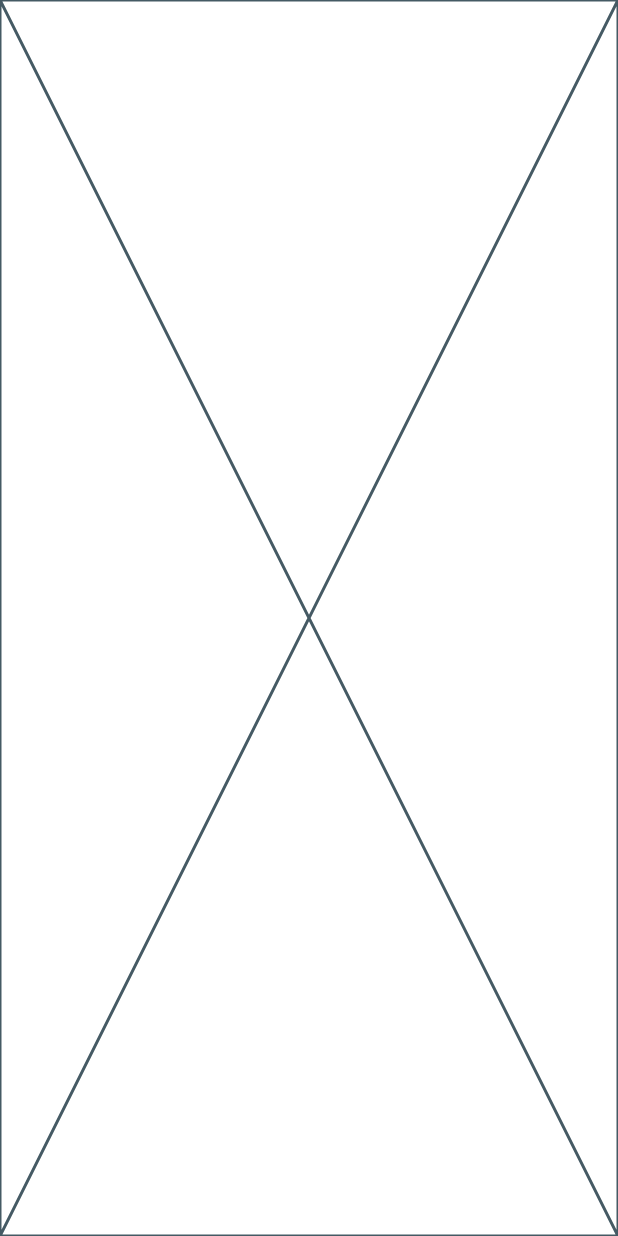
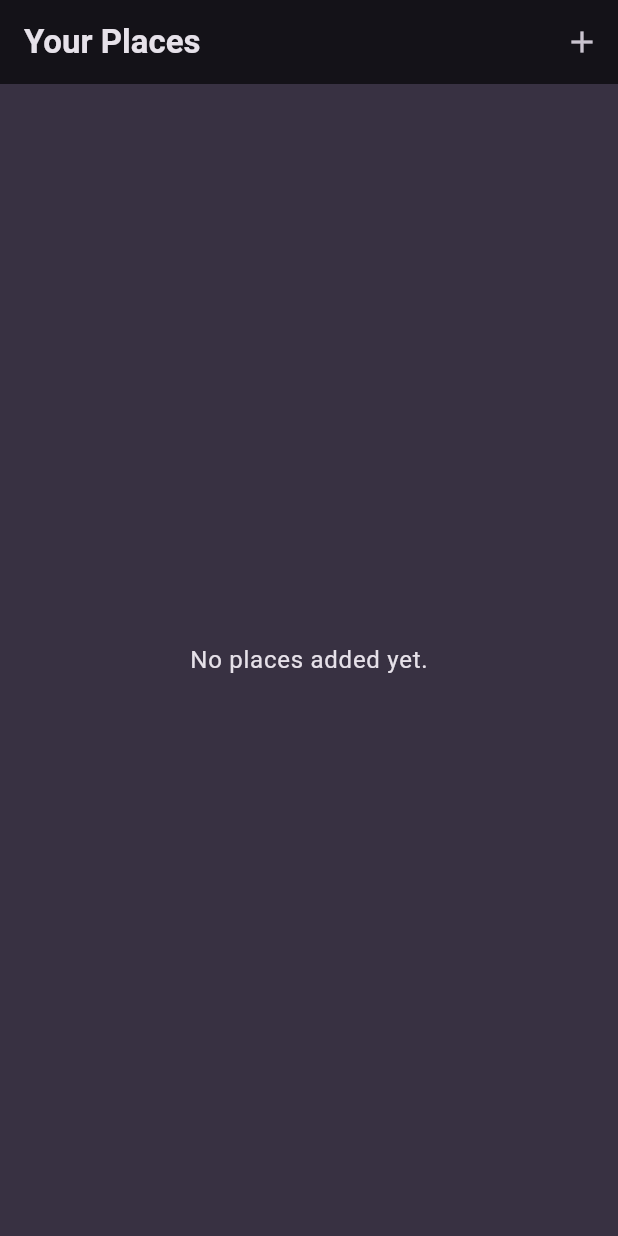
Before and after one commit to Felipe-Euzebio/flutter_favorite_places, a Flutter app: the screen it shows after launch, on a phone screen of 412 x 824 dp. Run offline on Flutter 3.47's test engine with Material 3 defaults, Android fonts, the phone set to English and light mode, and no system bars; our stand-ins replace google_fonts.

Commit message:
Adding a "Places" Screen. Fixed google_fonts FontFeature error by dowgrading it to version 6.1.0

```diff
--- a/lib/main.dart
+++ b/lib/main.dart
@@ -1,3 +1,4 @@
+import 'package:favorite_places/screens/places.dart';
 import 'package:flutter/material.dart';
 
 import 'package:google_fonts/google_fonts.dart';
@@ -39,7 +40,7 @@ class MyApp extends StatelessWidget {
     return MaterialApp(
       title: 'Great Places',
       theme: theme,
-      home: const Placeholder(),
+      home: const PlacesScreen(),
     );
   }
 }
--- /dev/null
+++ b/lib/screens/places.dart
@@ -0,0 +1,24 @@
+import 'package:favorite_places/widgets/places_list.dart';
+import 'package:flutter/material.dart';
+
+class PlacesScreen extends StatelessWidget {
+  const PlacesScreen({super.key});
+
+  @override
+  Widget build(BuildContext context) {
+    return Scaffold(
+      appBar: AppBar(
+        title: const Text('Your Places'),
+        actions: [
+          IconButton(
+            icon: const Icon(Icons.add),
+            onPressed: () {},
+          ),
+        ],
+      ),
+      body: PlacesList(
+        places: [],
+      ),
+    );
+  }
+}
--- /dev/null
+++ b/lib/widgets/places_list.dart
@@ -0,0 +1,37 @@
+import 'package:favorite_places/models/place.dart';
+import 'package:flutter/material.dart';
+
+class PlacesList extends StatelessWidget {
+  const PlacesList({
+    super.key,
+    required this.places,
+  });
+
+  final List<Place> places;
+
+  @override
+  Widget build(BuildContext context) {
+    if (places.isEmpty) {
+      return Center(
+        child: Text(
+          'No places added yet.',
+          style: Theme.of(context).textTheme.bodyLarge!.copyWith(
+            color: Theme.of(context).colorScheme.onBackground,
+          )
+        ),
+      );
+    }
+
+    return ListView.builder(
+      itemCount: places.length,
+      itemBuilder: (ctx, index) => ListTile(
+        title: Text(
+          places[index].title,
+          style: Theme.of(context).textTheme.titleMedium!.copyWith(
+            color: Theme.of(context).colorScheme.onBackground,
+          ),
+        ),
+      ),
+    );
+  }
+}
--- a/pubspec.yaml
+++ b/pubspec.yaml
@@ -35,7 +35,7 @@ dependencies:
   # The following adds the Cupertino Icons font to your application.
   # Use with the CupertinoIcons class for iOS style icons.
   cupertino_icons: ^1.0.2
-  google_fonts: ^6.2.0
+  google_fonts: 6.1.0
   flutter_riverpod: ^2.5.1
   riverpod_annotation: ^2.3.5
   uuid: ^4.3.3
```
Also changed, not shown: lib/screens/add_place.dart (added), lib/screens/places_detail.dart (added), pubspec.lock.
